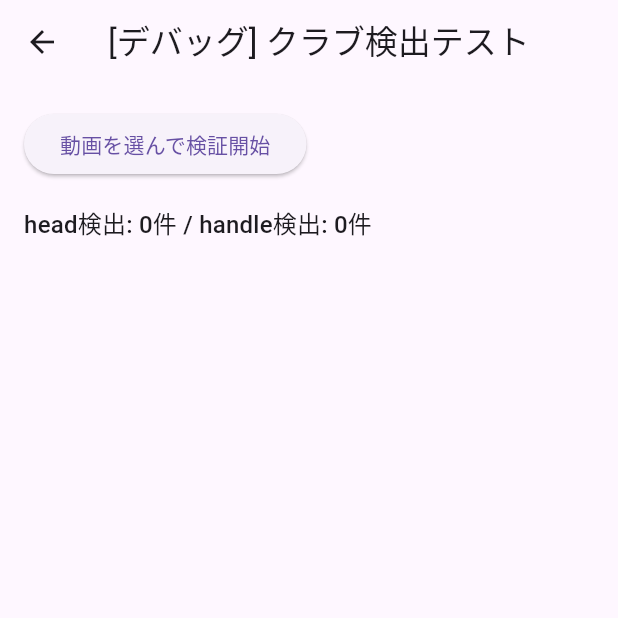
After one commit to rei1011/DAN-DO, a Flutter app: the ClubDetectorDebugScreen screen opened directly, after a tap on "動画を選んで検証開始", on a phone screen of 412 x 824 dp, the top half of it. The commit adds this screen. Run offline on Flutter 3.47's test engine with Material 3 defaults, Android fonts, the phone set to English and light mode, and no system bars; our stand-ins replace cross_file, flutter_hooks, freezed_annotation, hooks_riverpod, image_picker, riverpod_annotation and 1 more; missing offline and left inert: get_thumbnail_video, ultralytics_yolo; generated files the repository leaves out were written again.

Commit message:
test: ClubDetectorの実機検証用デバッグ画面を追加
Phase 2完了確認(実機でクラブヘッド・ハンドルを検出できること)のための
使い捨て検証画面。動画を選んで一定間隔でClubDetectorにかけ、検出結果を
一覧表示する。ClubSwingAnalysisService(Phase 4)実装後は不要になるため、
検証完了後に削除してよい。

動画選択画面から「[デバッグ] クラブ検出テスト」ボタンで遷移できる。

Co-Authored-By: Claude Sonnet 5 <noreply@anthropic.com>

```diff
--- /dev/null
+++ b/lib/features/club_detector_debug/club_detector_debug_screen.dart
@@ -0,0 +1,121 @@
+import 'package:flutter/material.dart';
+import 'package:flutter_hooks/flutter_hooks.dart';
+import 'package:hooks_riverpod/hooks_riverpod.dart';
+
+import '../../data/ml/club_detector_provider.dart';
+import '../../data/video/get_thumbnail_video_frame_source.dart';
+import '../../data/video/image_picker_video_picker.dart';
+import '../../data/video/video_player_duration_reader.dart';
+import '../../domain/models/raw_club_detection.dart';
+
+/// Phase 2(design-club-swing-analysis.md)の実機検証専用の使い捨てデバッグ画面。
+/// ClubSwingAnalysisService(Phase 4)実装後は不要になるため、検証完了後に削除してよい。
+class ClubDetectorDebugScreen extends HookConsumerWidget {
+  const ClubDetectorDebugScreen({super.key});
+
+  static const sampleInterval = Duration(milliseconds: 100);
+
+  @override
+  Widget build(BuildContext context, WidgetRef ref) {
+    final isProcessing = useState(false);
+    final errorMessage = useState<String?>(null);
+    final results = useState<List<RawClubDetection>>(const []);
+    final progressText = useState<String?>(null);
+
+    Future<void> pickAndRun() async {
+      errorMessage.value = null;
+      results.value = const [];
+      progressText.value = null;
+      isProcessing.value = true;
+
+      try {
+        final picker = ref.read(videoPickerProvider);
+        final video = await picker.pickVideo();
+        if (video == null) {
+          isProcessing.value = false;
+          return;
+        }
+
+        final durationReader = ref.read(videoDurationReaderProvider);
+        final duration = await durationReader.read(video);
+        final detector = await ref.read(clubDetectorProvider.future);
+        final frameSource = GetThumbnailVideoFrameSource(video);
+
+        final collected = <RawClubDetection>[];
+        var t = Duration.zero;
+        var frameCount = 0;
+        while (t < duration) {
+          frameCount++;
+          progressText.value =
+              '処理中: ${t.inMilliseconds}ms / ${duration.inMilliseconds}ms'
+              '($frameCount フレーム目)';
+          final bytes = await frameSource.frameAt(t);
+          final detections = await detector.detect(bytes, frameTime: t);
+          collected.addAll(detections);
+          results.value = List.of(collected);
+          t += sampleInterval;
+        }
+        progressText.value = '完了: $frameCount フレームを処理しました';
+      } catch (e) {
+        errorMessage.value = '検証中にエラーが発生しました: $e';
+      } finally {
+        isProcessing.value = false;
+      }
+    }
+
+    final headCount = results.value
+        .where((d) => d.part == ClubPart.head)
+        .length;
+    final handleCount = results.value
+        .where((d) => d.part == ClubPart.handle)
+        .length;
+
+    return Scaffold(
+      appBar: AppBar(title: const Text('[デバッグ] クラブ検出テスト')),
+      body: Padding(
+        padding: const EdgeInsets.all(16),
+        child: Column(
+          crossAxisAlignment: CrossAxisAlignment.start,
+          children: [
+            ElevatedButton(
+              key: const Key('runClubDetectorDebugButton'),
+              onPressed: isProcessing.value ? null : pickAndRun,
+              child: const Text('動画を選んで検証開始'),
+            ),
+            if (progressText.value != null) ...[
+              const SizedBox(height: 8),
+              Text(progressText.value!),
+            ],
+            if (errorMessage.value != null) ...[
+              const SizedBox(height: 8),
+              Text(
+                errorMessage.value!,
+                style: const TextStyle(color: Colors.red),
+              ),
+            ],
+            const SizedBox(height: 16),
+            Text(
+              'head検出: $headCount件 / handle検出: $handleCount件',
+              style: Theme.of(context).textTheme.titleMedium,
+            ),
+            const SizedBox(height: 8),
+            Expanded(
+              child: ListView.builder(
+                itemCount: results.value.length,
+                itemBuilder: (context, index) {
+                  final d = results.value[index];
+                  return Text(
+                    't=${d.frameTimeMs}ms part=${d.part.name} '
+                    'conf=${d.confidence.toStringAsFixed(2)} '
+                    'pos=(${d.centerPx.dx.toStringAsFixed(0)},'
+                    '${d.centerPx.dy.toStringAsFixed(0)})',
+                  );
+                },
+              ),
+            ),
+          ],
+        ),
+      ),
+    );
+  }
+}
--- a/lib/features/video_select/video_select_screen.dart
+++ b/lib/features/video_select/video_select_screen.dart
@@ -4,6 +4,7 @@ import 'package:hooks_riverpod/hooks_riverpod.dart';
 import '../../data/video/image_picker_video_picker.dart';
 import '../../data/video/video_player_duration_reader.dart';
 import '../ball_position/ball_position_picker_screen.dart';
+import '../club_detector_debug/club_detector_debug_screen.dart';
 
 class VideoSelectScreen extends ConsumerStatefulWidget {
   const VideoSelectScreen({super.key});
@@ -77,6 +78,20 @@ class _VideoSelectScreenState extends ConsumerState<VideoSelectScreen> {
               const SizedBox(height: 16),
               Text(_errorMessage!, key: const Key('videoSelectErrorText')),
             ],
+            // Phase 2実機検証用の一時的なデバッグ導線。ClubSwingAnalysisService
+            // (Phase 4)実装後は不要になるため、検証完了後に削除してよい。
+            const SizedBox(height: 32),
+            TextButton(
+              key: const Key('clubDetectorDebugButton'),
+              onPressed: () {
+                Navigator.of(context).push<void>(
+                  MaterialPageRoute(
+                    builder: (_) => const ClubDetectorDebugScreen(),
+                  ),
+                );
+              },
+              child: const Text('[デバッグ] クラブ検出テスト'),
+            ),
           ],
         ),
       ),
```
